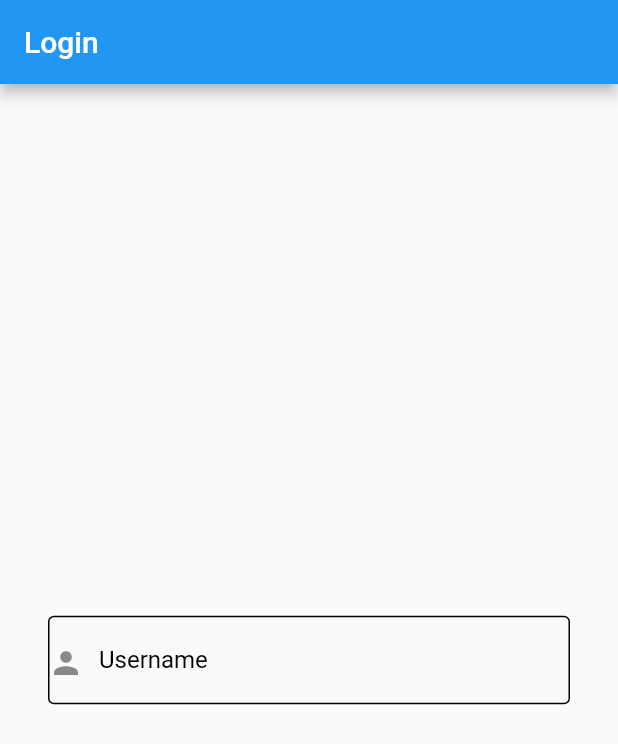
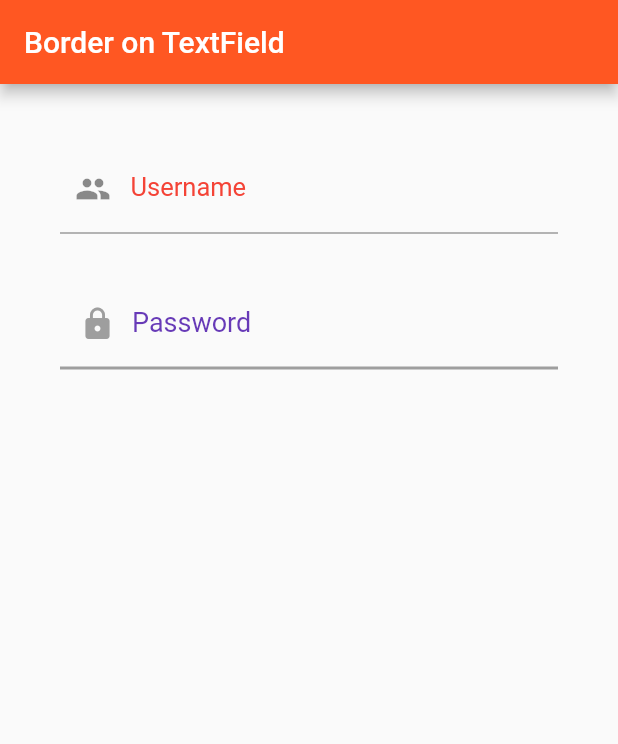
Before and after one commit to Bilol4391/Flutter_Lesson_Five_Homework, a Flutter app: the screen it shows after launch, on a phone screen of 412 x 824 dp. Shown: the top 744 px of the screen. Run offline on Flutter 3.47's test engine with Material 2 defaults, Android fonts, the phone set to English and light mode, and no system bars.

Commit message:
1-2 Uyga vazifa mashqlari qushildi

```diff
--- a/lib/Homework_Five_Task_One.dart
+++ b/lib/Homework_Five_Task_One.dart
@@ -8,38 +8,63 @@ class TaskOne extends StatelessWidget {
     return MaterialApp(
       home: Scaffold(
         appBar: AppBar(
-          title: Text("Login"),
+          title: Text("Border on TextField"),
+          backgroundColor: Colors.deepOrange,
         ),
         body: Center(
-          child: Container(
-            padding: EdgeInsets.symmetric(horizontal: 32),
-            child: TextFormField(
-              // keyboardType: TextInputType.phone,
-              // // initialValue: "+998",
-              // style: TextStyle(fontSize: 32, color: Colors.red),
-              decoration: InputDecoration(
-                  hintText: "type here",
-                  labelText: "Username",
-                  labelStyle: TextStyle(color: Colors.black),
-                  // suffix: Icon(Icons.person),
-                  // prefixIcon: Icon(Icons.person, size: 30,)
+          child: Column(
+            children: [
+              Container(
+                margin: EdgeInsets.only(top: 40),
+                padding: EdgeInsets.symmetric(horizontal: 40),
+                child: TextFormField(decoration: InputDecoration(
+                      labelText: "Username",
+                      labelStyle: TextStyle(color: Colors.black, fontSize: 18,),
+                      prefixIcon: Container(
+                          margin: EdgeInsets.only(right: 7, left: 13),
+                          child: Icon(Icons.people,)),
+                      prefixIconConstraints: BoxConstraints(
+                          maxHeight: 50, minHeight: 50),
+                      border: OutlineInputBorder(
+                        borderRadius: BorderRadius.all(Radius.circular(20)),
+                        ),
+                      enabledBorder: OutlineInputBorder(
+                        borderRadius: BorderRadius.all(Radius.circular(20)),
+                        borderSide: BorderSide(color: Colors.red, width: 4)
+                      ),
+                      focusedBorder: OutlineInputBorder(
+                        borderRadius: BorderRadius.all(Radius.circular(20))
+                      ),
+                      )
+                  ),
+                ),
+              Container(
+                margin: EdgeInsets.only(top: 30),
+                padding: EdgeInsets.symmetric(horizontal: 40),
+                child: TextFormField(decoration: InputDecoration(
+                  labelText: "Password",
+                  labelStyle: TextStyle(color: Colors.blue, fontSize: 18,),
                   prefixIcon: Container(
-                      margin: EdgeInsets.only(right: 10),
-                      child: Icon(Icons.person,)),
+                      margin: EdgeInsets.only(right: 7, left: 13),
+                      child: Icon(Icons.lock, color: Colors.blue,)),
                   prefixIconConstraints: BoxConstraints(
-                      maxHeight: 20, minHeight: 20),
+                      maxHeight: 50, minHeight: 50),
                   border: OutlineInputBorder(
-                      borderRadius: BorderRadius.all(Radius.circular(20))
+                    borderRadius: BorderRadius.all(Radius.circular(20)),
                   ),
                   enabledBorder: OutlineInputBorder(
-
+                      borderRadius: BorderRadius.all(Radius.circular(20)),
+                      borderSide: BorderSide(color: Colors.greenAccent, width: 4)
                   ),
                   focusedBorder: OutlineInputBorder(
                       borderRadius: BorderRadius.all(Radius.circular(20)),
-                      borderSide: BorderSide(color: Colors.red, width: 2)
-                  )
+                      borderSide: BorderSide(color: Colors.greenAccent, width: 4)
+                  ),
+                )
+                ),
               ),
-            ),
+
+            ],
           ),
         ),
       ),);
--- /dev/null
+++ b/lib/Homework_Five_Task_Two.dart
@@ -0,0 +1,58 @@
+import 'package:flutter/material.dart';
+
+class TaskTwo extends StatelessWidget {
+  const TaskTwo({Key? key}) : super(key: key);
+
+  @override
+  Widget build(BuildContext context) {
+    return MaterialApp(
+      home: Scaffold(
+        appBar: AppBar(
+          title: Text("Border on TextField"),
+          backgroundColor: Colors.deepOrange,
+        ),
+        body: Center(
+          child: Column(
+            children: [
+              Container(
+                margin: EdgeInsets.only(top: 40),
+                padding: EdgeInsets.symmetric(horizontal: 40),
+                child: TextFormField(decoration: InputDecoration(
+                  labelText: "Username",
+                  hintText: "Enter your email",
+                  hintStyle: TextStyle(fontWeight: FontWeight.bold, color: Colors.black),
+                  labelStyle: TextStyle(color: Colors.red, fontSize: 17,),
+                  prefixIcon: Container(
+                      margin: EdgeInsets.only(right: 13, left: 10),
+                      child: Icon(Icons.people,)),
+                  prefixIconConstraints: BoxConstraints(
+                      maxHeight: 50, minHeight: 50),
+                  focusedBorder: UnderlineInputBorder(
+                    borderSide: BorderSide(color: Colors.blue, width: 3)
+                  ),
+                )
+                ),
+              ),
+              Container(
+                margin: EdgeInsets.only(top: 30),
+                padding: EdgeInsets.symmetric(horizontal: 40),
+                child: TextFormField(decoration: InputDecoration(
+                  labelText: "Password",
+                  labelStyle: TextStyle(color: Colors.deepPurple, fontSize: 18,),
+                  prefixIcon: Container(
+                      margin: EdgeInsets.only(right: 11, left: 13),
+                      child: Icon(Icons.lock, color: Colors.grey,)),
+                  prefixIconConstraints: BoxConstraints(
+                      maxHeight: 50, minHeight: 50),
+                  enabledBorder: UnderlineInputBorder(
+                    borderSide: BorderSide(color: Colors.grey, width: 2)
+                  )
+                  ),
+                )
+                ),
+            ],
+          ),
+        ),
+      ),);
+  }
+}
--- a/lib/main.dart
+++ b/lib/main.dart
@@ -1,6 +1,7 @@
 import 'package:flutter/material.dart';
 import 'package:untitled/Homework_Five_Task_One.dart';
+import 'package:untitled/Homework_Five_Task_Two.dart';
 
 void main() {
-  runApp(const TaskOne());
+  runApp(const TaskTwo());
 }
```
